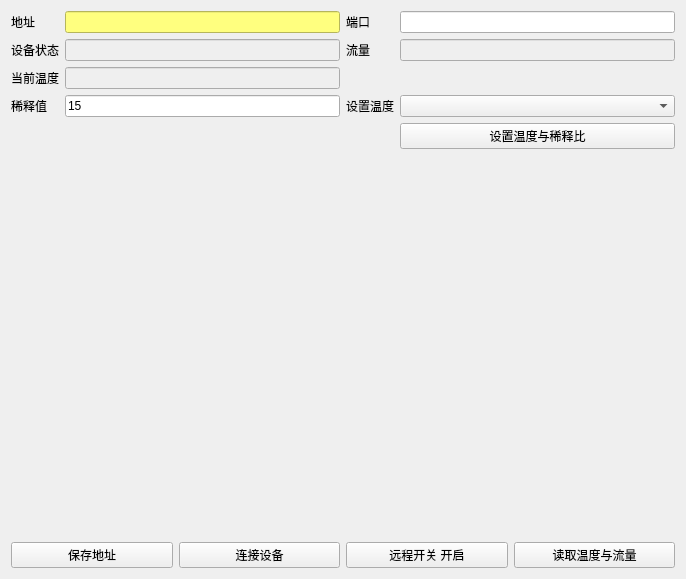
Above: midesettingpage.ui from walkblank/measureTool before the change. Below: the same form after it.
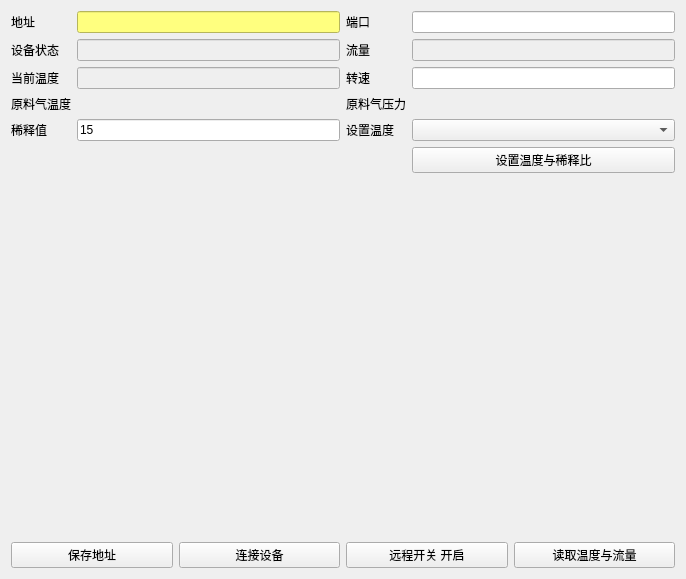
That is the form after the change.

Commit message: add read params function

What changed in the file:
```diff
--- a/midesettingpage.ui
+++ b/midesettingpage.ui
@@ -16,19 +16,15 @@
   <layout class="QVBoxLayout" name="verticalLayout">
    <item>
     <layout class="QGridLayout" name="gridLayout">
-     <item row="1" column="1">
-      <widget class="QLineEdit" name="devStatus">
-       <property name="enabled">
-        <bool>false</bool>
+     <item row="4" column="0">
+      <widget class="QLabel" name="label_4">
+       <property name="text">
+        <string>稀释值</string>
        </property>
       </widget>
      </item>
-     <item row="2" column="1">
-      <widget class="QLineEdit" name="curTemp">
-       <property name="enabled">
-        <bool>false</bool>
-       </property>
-      </widget>
+     <item row="0" column="3">
+      <widget class="QLineEdit" name="port"/>
      </item>
      <item row="0" column="1">
       <widget class="QLineEdit" name="ip">
@@ -40,23 +36,13 @@
        </property>
       </widget>
      </item>
-     <item row="3" column="2">
+     <item row="4" column="2">
       <widget class="QLabel" name="label_7">
        <property name="text">
         <string>设置温度</string>
        </property>
       </widget>
      </item>
-     <item row="0" column="3">
-      <widget class="QLineEdit" name="port"/>
-     </item>
-     <item row="1" column="2">
-      <widget class="QLabel" name="label_6">
-       <property name="text">
-        <string>流量</string>
-       </property>
-      </widget>
-     </item>
      <item row="2" column="0">
       <widget class="QLabel" name="label_5">
        <property name="text">
@@ -64,30 +50,30 @@
        </property>
       </widget>
      </item>
-     <item row="0" column="2">
-      <widget class="QLabel" name="label_2">
-       <property name="text">
-        <string>端口</string>
-       </property>
-      </widget>
-     </item>
-     <item row="3" column="1">
-      <widget class="QLineEdit" name="xsValue">
-       <property name="enabled">
-        <bool>true</bool>
-       </property>
-       <property name="text">
-        <string>15</string>
-       </property>
-      </widget>
-     </item>
-     <item row="4" column="3">
+     <item row="5" column="3">
       <widget class="QPushButton" name="setTempBtn">
        <property name="text">
         <string>设置温度与稀释比</string>
        </property>
       </widget>
      </item>
+     <item row="1" column="2">
+      <widget class="QLabel" name="label_6">
+       <property name="text">
+        <string>流量</string>
+       </property>
+      </widget>
+     </item>
+     <item row="4" column="1">
+      <widget class="QLineEdit" name="xsValue">
+       <property name="enabled">
+        <bool>true</bool>
+       </property>
+       <property name="text">
+        <string>15</string>
+       </property>
+      </widget>
+     </item>
      <item row="1" column="0">
       <widget class="QLabel" name="label_3">
        <property name="text">
@@ -95,6 +81,20 @@
        </property>
       </widget>
      </item>
+     <item row="1" column="3">
+      <widget class="QLineEdit" name="lllValue">
+       <property name="enabled">
+        <bool>false</bool>
+       </property>
+      </widget>
+     </item>
+     <item row="2" column="2">
+      <widget class="QLabel" name="label_8">
+       <property name="text">
+        <string>转速</string>
+       </property>
+      </widget>
+     </item>
      <item row="0" column="0">
       <widget class="QLabel" name="label">
        <property name="text">
@@ -102,23 +102,47 @@
        </property>
       </widget>
      </item>
-     <item row="1" column="3">
-      <widget class="QLineEdit" name="lllValue">
+     <item row="2" column="1">
+      <widget class="QLineEdit" name="curTemp">
        <property name="enabled">
         <bool>false</bool>
        </property>
       </widget>
      </item>
-     <item row="3" column="0">
-      <widget class="QLabel" name="label_4">
+     <item row="2" column="3">
+      <widget class="QLineEdit" name="lineEdit"/>
+     </item>
+     <item row="1" column="1">
+      <widget class="QLineEdit" name="devStatus">
+       <property name="enabled">
+        <bool>false</bool>
+       </property>
+      </widget>
+     </item>
+     <item row="0" column="2">
+      <widget class="QLabel" name="label_2">
        <property name="text">
-        <string>稀释值</string>
+        <string>端口</string>
        </property>
       </widget>
      </item>
-     <item row="3" column="3">
+     <item row="4" column="3">
       <widget class="QComboBox" name="tempSel"/>
      </item>
+     <item row="3" column="0">
+      <widget class="QLabel" name="label_9">
+       <property name="text">
+        <string>原料气温度</string>
+       </property>
+      </widget>
+     </item>
+     <item row="3" column="2">
+      <widget class="QLabel" name="label_10">
+       <property name="text">
+        <string>原料气压力</string>
+       </property>
+      </widget>
+     </item>
     </layout>
    </item>
    <item>
```
The commit also changes 2 other files.
